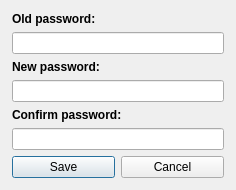
Before: the Qt Designer form changepassdialog.ui in pcloudcom/psyncgui, drawn with Qt 5.
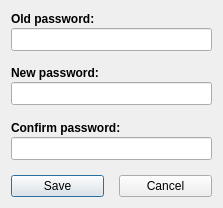
After: the same form once the commit is applied.

Patch:
```diff
--- a/changepassdialog.ui
+++ b/changepassdialog.ui
@@ -6,28 +6,22 @@
    <rect>
     <x>0</x>
     <y>0</y>
-    <width>236</width>
-    <height>186</height>
+    <width>223</width>
+    <height>208</height>
    </rect>
   </property>
   <property name="windowTitle">
    <string>Dialog</string>
   </property>
-  <layout class="QVBoxLayout" name="verticalLayout_2">
-   <property name="leftMargin">
-    <number>12</number>
-   </property>
-   <property name="topMargin">
-    <number>12</number>
-   </property>
-   <property name="rightMargin">
-    <number>12</number>
-   </property>
-   <property name="bottomMargin">
-    <number>12</number>
+  <layout class="QVBoxLayout" name="verticalLayout_4">
+   <property name="spacing">
+    <number>15</number>
    </property>
    <item>
     <layout class="QVBoxLayout" name="verticalLayout">
+     <property name="spacing">
+      <number>2</number>
+     </property>
      <item>
       <widget class="QLabel" name="label_2">
        <property name="font">
@@ -43,6 +37,12 @@
      </item>
      <item>
       <widget class="QLineEdit" name="line_pass">
+       <property name="minimumSize">
+        <size>
+         <width>0</width>
+         <height>23</height>
+        </size>
+       </property>
        <property name="inputMethodHints">
         <set>Qt::ImhHiddenText|Qt::ImhNoAutoUppercase|Qt::ImhNoPredictiveText</set>
        </property>
@@ -51,6 +51,13 @@
        </property>
       </widget>
      </item>
+    </layout>
+   </item>
+   <item>
+    <layout class="QVBoxLayout" name="verticalLayout_2">
+     <property name="spacing">
+      <number>2</number>
+     </property>
      <item>
       <widget class="QLabel" name="label_3">
        <property name="font">
@@ -66,6 +73,12 @@
      </item>
      <item>
       <widget class="QLineEdit" name="line_newpass">
+       <property name="minimumSize">
+        <size>
+         <width>0</width>
+         <height>23</height>
+        </size>
+       </property>
        <property name="inputMethodHints">
         <set>Qt::ImhHiddenText|Qt::ImhNoAutoUppercase|Qt::ImhNoPredictiveText</set>
        </property>
@@ -74,6 +87,13 @@
        </property>
       </widget>
      </item>
+    </layout>
+   </item>
+   <item>
+    <layout class="QVBoxLayout" name="verticalLayout_3">
+     <property name="spacing">
+      <number>2</number>
+     </property>
      <item>
       <widget class="QLabel" name="label_4">
        <property name="font">
@@ -89,6 +109,12 @@
      </item>
      <item>
       <widget class="QLineEdit" name="line_newpass2">
+       <property name="minimumSize">
+        <size>
+         <width>0</width>
+         <height>23</height>
+        </size>
+       </property>
        <property name="inputMethodHints">
         <set>Qt::ImhHiddenText|Qt::ImhNoAutoUppercase|Qt::ImhNoPredictiveText</set>
        </property>
```
Left out of the diff: 6 changed lines with no effect on the pictures.
